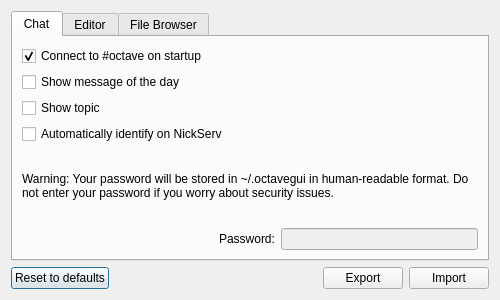
Qt form gui/src/SettingsDialog.ui (ctaggart/octave) before a commit.
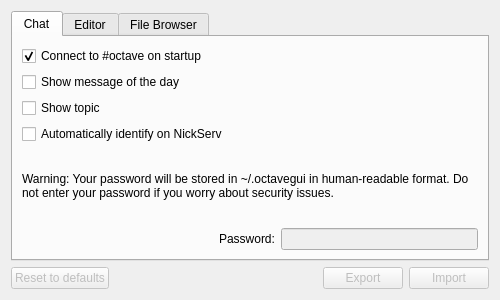
The same form after that commit.

Commit message: Deactivated buttons that are without function.

What changed in the file:
```diff
--- a/gui/src/SettingsDialog.ui
+++ b/gui/src/SettingsDialog.ui
@@ -216,6 +216,9 @@
     <layout class="QHBoxLayout" name="horizontalLayout_2">
      <item>
       <widget class="QPushButton" name="resetButton">
+       <property name="enabled">
+        <bool>false</bool>
+       </property>
        <property name="text">
         <string>Reset to defaults</string>
        </property>
@@ -236,6 +239,9 @@
      </item>
      <item>
       <widget class="QPushButton" name="exportButton">
+       <property name="enabled">
+        <bool>false</bool>
+       </property>
        <property name="text">
         <string>Export</string>
        </property>
@@ -243,6 +249,9 @@
      </item>
      <item>
       <widget class="QPushButton" name="importButton">
+       <property name="enabled">
+        <bool>false</bool>
+       </property>
        <property name="text">
         <string>Import</string>
        </property>
```
